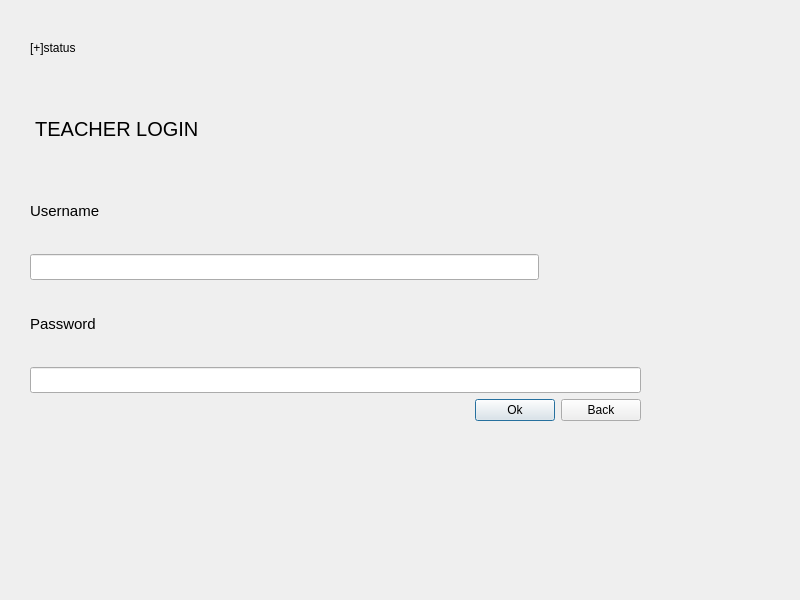
Above: secondialogbox/teacherwindow1.ui from SijanBhandari17/iams before the change. Below: the same form after it.
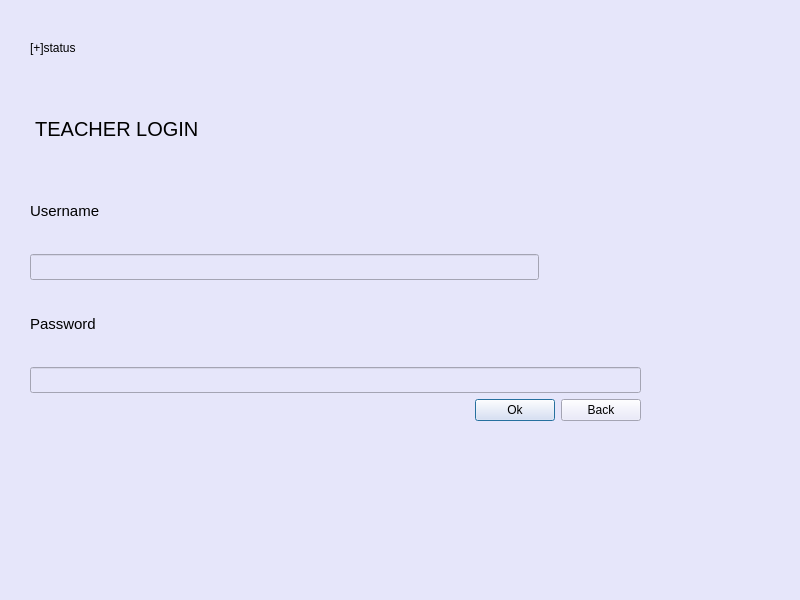
That is the form after the change.

```diff
--- a/secondialogbox/teacherwindow1.ui
+++ b/secondialogbox/teacherwindow1.ui
@@ -13,6 +13,10 @@
   <property name="windowTitle">
    <string>Dialog</string>
   </property>
+  <property name="styleSheet">
+   <string notr="true">background-color: rgb(230, 230, 250);
+color: black</string>
+  </property>
   <widget class="QWidget" name="layoutWidget">
    <property name="geometry">
     <rect>
```
